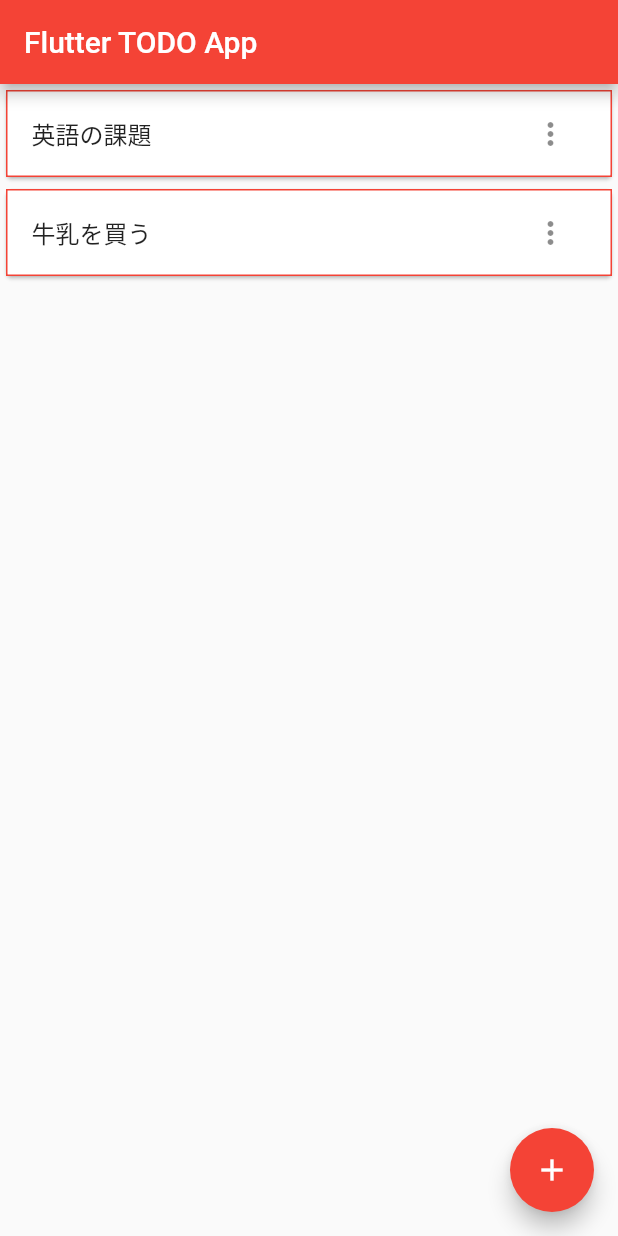
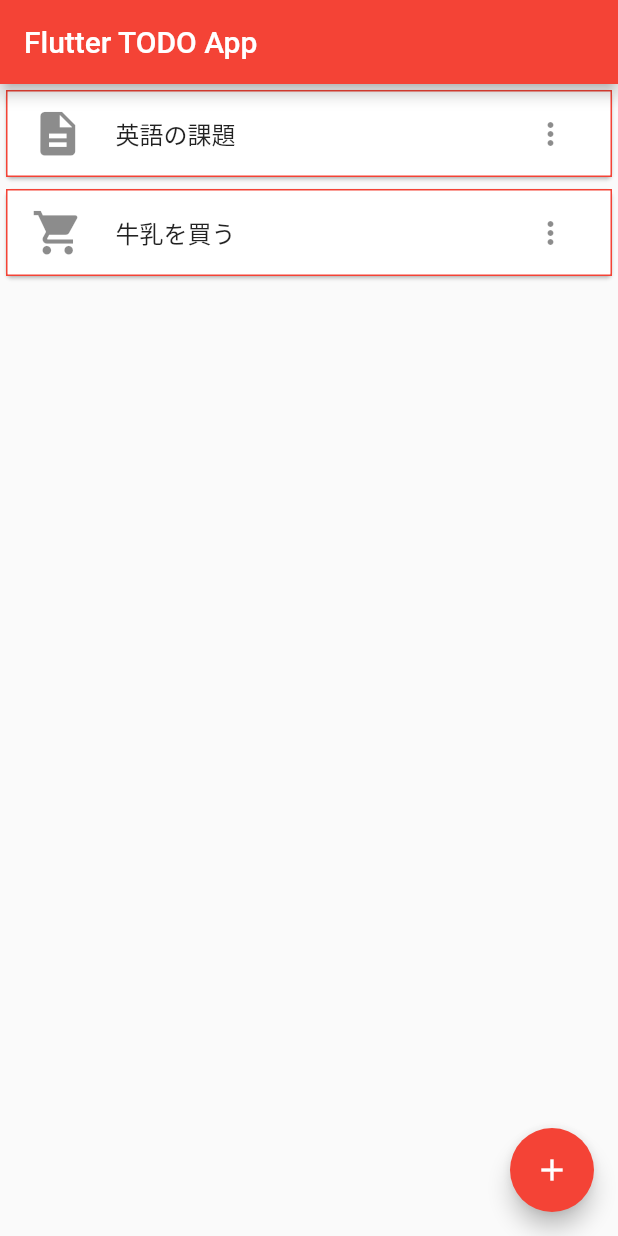
Before and after one commit to takumma/flutter_hands_on_sample, a Flutter app: the screen it shows after launch, on a phone screen of 412 x 824 dp. Run offline on Flutter 3.47's test engine with Material 2 defaults, Android fonts, the phone set to English and light mode, and no system bars.

Commit message:
アイコンを表示する

```diff
--- a/lib/my_home_page.dart
+++ b/lib/my_home_page.dart
@@ -44,6 +44,10 @@ class _MyHomePageState extends State<MyHomePage> {
                 border: Border.all(width: 1.0, color: Colors.red),
               ),
               child: ListTile(
+                leading: Icon(
+                  _todoItems[index].icon,
+                  size: 35.0,
+                ),
                 title: Text(_todoItems[index].title),
                 trailing: IconButton(
                   icon: Icon(Icons.more_vert),
```
